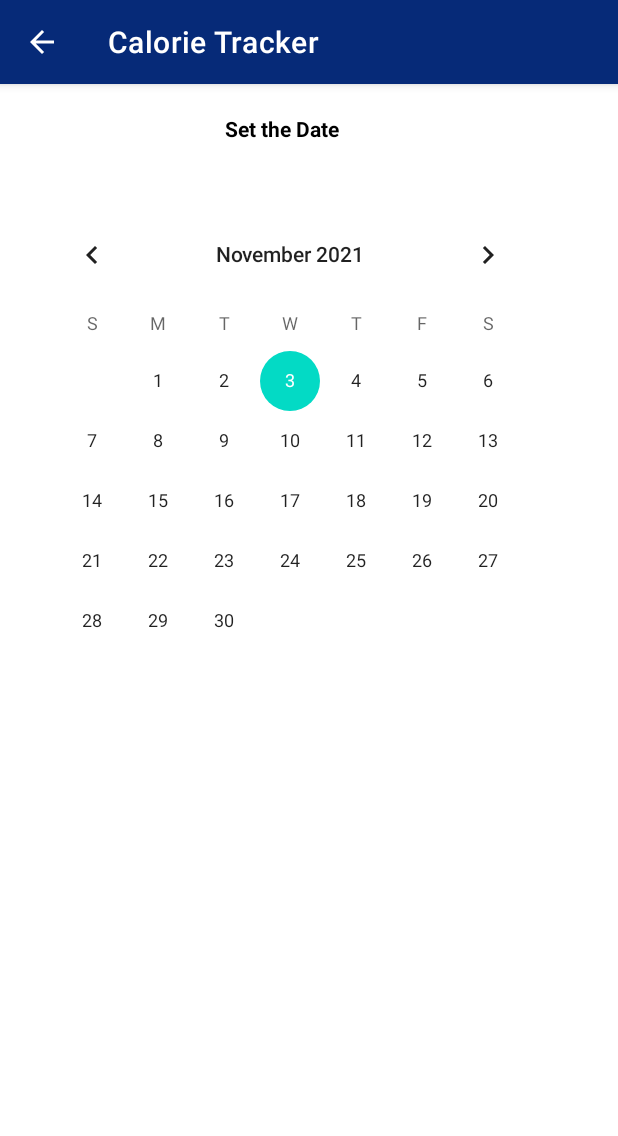
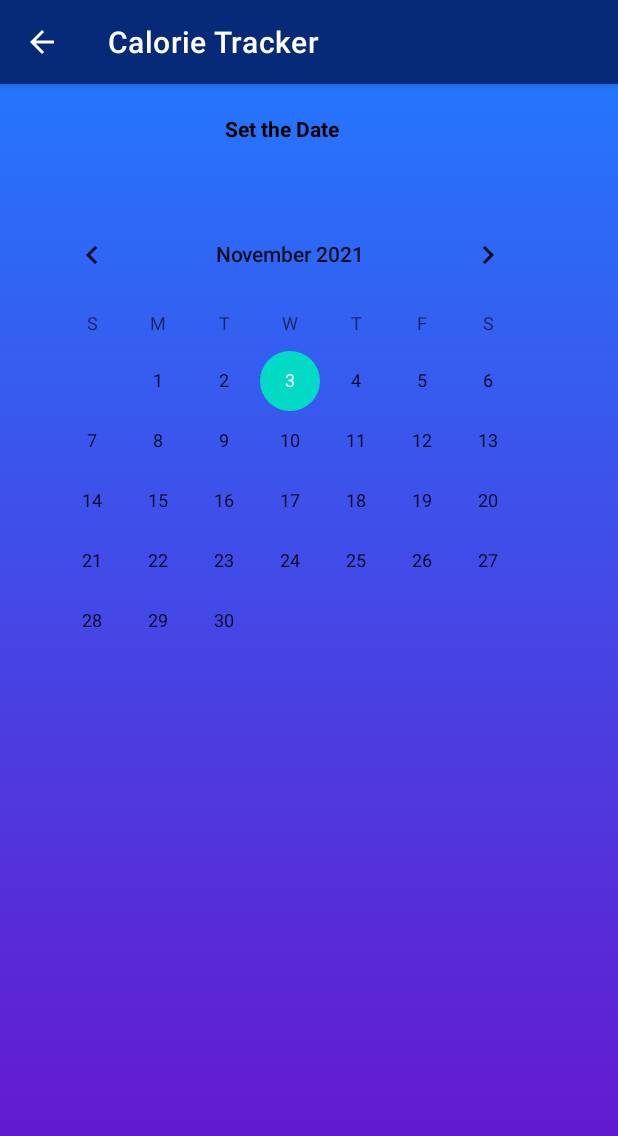
Before and after one commit to Shafi-Hassan/CalorieTracker, an Android app: the Calendar screen opened directly, with no data from a screen before it, on a phone screen of 412 x 824 dp. Shown: the top 1136 px of the screen. Run offline under Robolectric (Android 15) with nearby library versions, the phone set to English and light mode, and no system bars.

Commit message:
Changed background of Calendar to fit app

```diff
--- a/app/src/main/res/layout/calendar.xml
+++ b/app/src/main/res/layout/calendar.xml
@@ -5,7 +5,9 @@
     xmlns:tools="http://schemas.android.com/tools"
     android:layout_width="match_parent"
     android:layout_height="match_parent"
-    tools:context=".Calendar">
+    tools:context=".Calendar"
+    android:background="@drawable/inputdata_g_b">
+
 
     <!-- Add TextView to display the date -->
     <TextView
```
